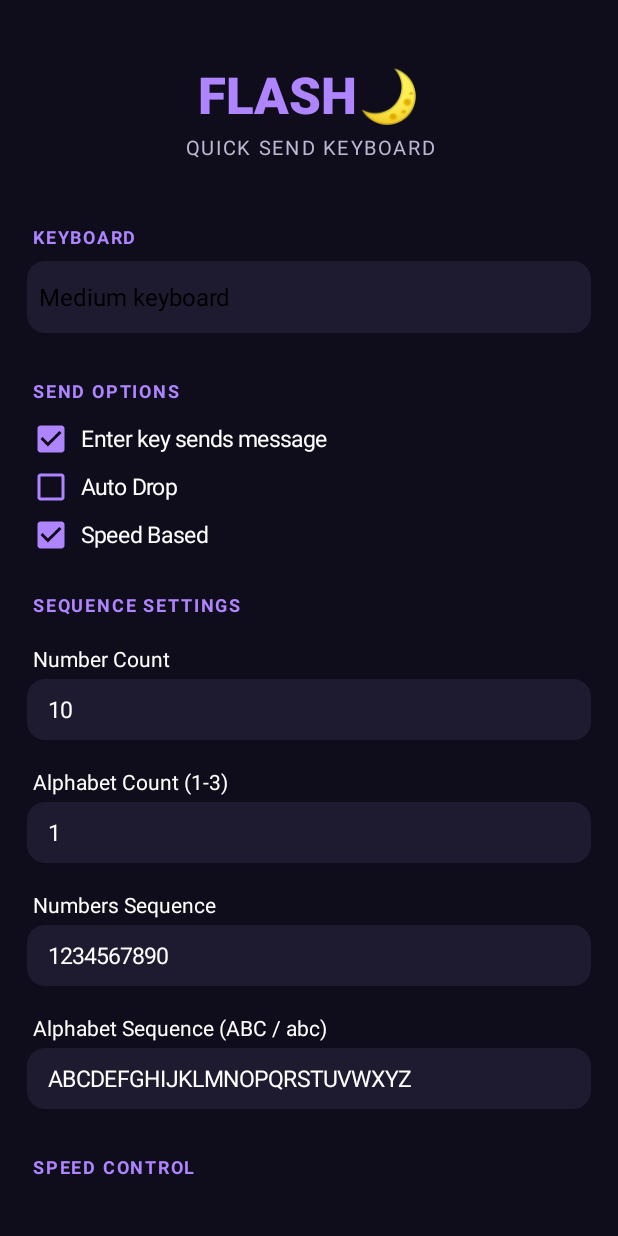
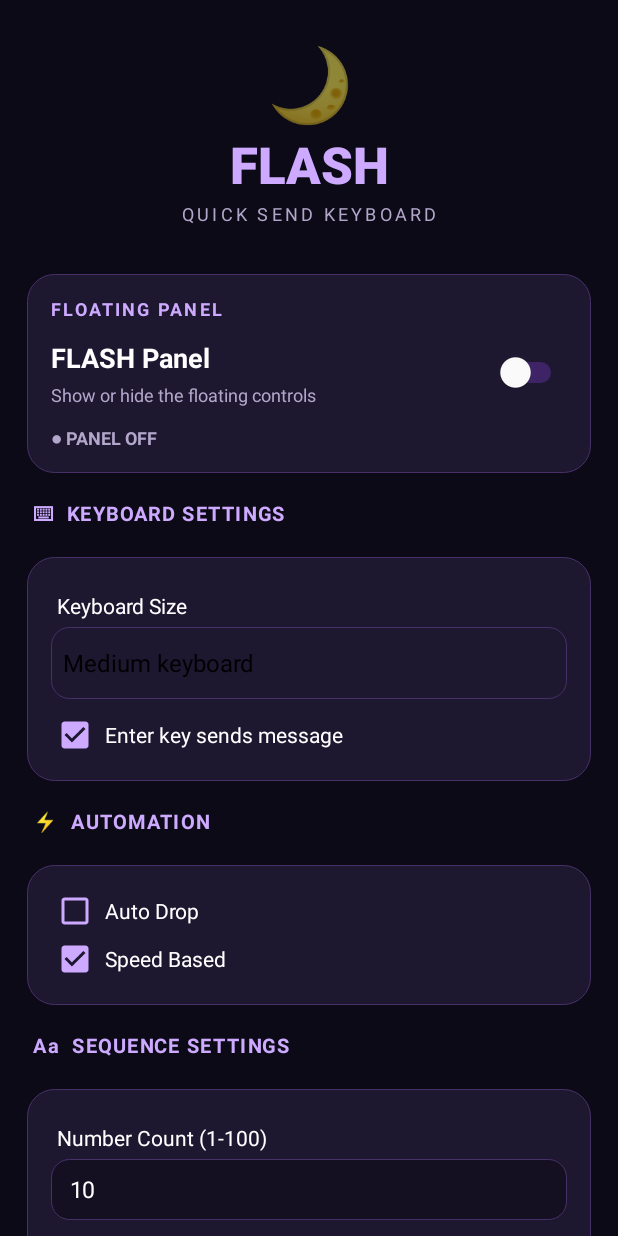
Before and after one commit to ahmixend443084-sketch/myandroidapk1, an Android app: the screen it shows after launch (MainActivity), on a phone screen of 412 x 824 dp. Run offline under Robolectric (Android 15) with nearby library versions, the phone set to English and light mode, and no system bars.

Commit message:
Update MainActivity.kt

```diff
--- a/app/src/main/java/com/example/yallaquicksend/MainActivity.kt
+++ b/app/src/main/java/com/example/yallaquicksend/MainActivity.kt
@@ -20,6 +20,7 @@ import android.widget.EditText
 import android.widget.LinearLayout
 import android.widget.ScrollView
 import android.widget.Spinner
+import android.widget.Switch
 import android.widget.TextView
 import android.widget.Toast
 
@@ -29,65 +30,208 @@ class MainActivity : Activity() {
         getSharedPreferences("settings", Context.MODE_PRIVATE)
     }
 
-    private val bgColor = Color.rgb(15, 13, 27)
-    private val cardColor = Color.rgb(30, 26, 47)
-    private val purple = Color.rgb(174, 132, 255)
+    private val bg = Color.rgb(12, 10, 23)
+    private val card = Color.rgb(29, 23, 48)
+    private val purple = Color.rgb(155, 75, 255)
+    private val lightPurple = Color.rgb(205, 170, 255)
     private val white = Color.WHITE
-    private val muted = Color.rgb(190, 183, 210)
+    private val muted = Color.rgb(178, 167, 202)
 
+    private lateinit var panelSwitch: Switch
     private lateinit var autoDrop: CheckBox
     private lateinit var speedBased: CheckBox
     private lateinit var enterSend: CheckBox
+    private lateinit var keyboardSize: Spinner
     private lateinit var digitCount: EditText
     private lateinit var alphabetCount: EditText
     private lateinit var numberSequence: EditText
     private lateinit var alphabetSequence: EditText
     private lateinit var delay: EditText
-    private lateinit var keyboardSize: Spinner
+
+    private var updatingPanelSwitch = false
 
     override fun onCreate(savedInstanceState: Bundle?) {
         super.onCreate(savedInstanceState)
 
-        val root = LinearLayout(this).apply {
-            orientation = LinearLayout.VERTICAL
-            setPadding(dp(18), dp(12), dp(18), dp(16))
-            setBackgroundColor(bgColor)
-        }
+        window.statusBarColor = bg
+        window.navigationBarColor = bg
+        window.decorView.systemUiVisibility = 0
 
         val scroll = ScrollView(this).apply {
+            setBackgroundColor(bg)
             isFillViewport = true
             clipToPadding = false
         }
 
-        val content = LinearLayout(this).apply {
+        val root = LinearLayout(this).apply {
             orientation = LinearLayout.VERTICAL
-            setPadding(0, dp(8), 0, dp(12))
+            setPadding(dp(18), dp(12), dp(18), dp(24))
         }
 
+        scroll.addView(root)
+        setContentView(scroll)
+
+        // BRAND HEADER
+        val logo = TextView(this).apply {
+            text = "🌙"
+            textSize = 48f
+            gravity = Gravity.CENTER
+            setPadding(0, dp(10), 0, 0)
+        }
+        root.addView(logo)
+
         val title = TextView(this).apply {
-            text = "FLASH🌙"
+            text = "FLASH"
             textSize = 34f
+            gravity = Gravity.CENTER
             typeface = Typeface.create(
                 "sans-serif-black",
                 Typeface.BOLD
             )
-            gravity = Gravity.CENTER
-            setTextColor(purple)
-            setPadding(0, dp(20), 0, dp(4))
+            setTextColor(lightPurple)
         }
-        content.addView(title)
+        root.addView(title)
 
         val subtitle = TextView(this).apply {
             text = "QUICK SEND KEYBOARD"
-            textSize = 13f
-            letterSpacing = 0.12f
+            textSize = 12f
+            letterSpacing = 0.18f
             gravity = Gravity.CENTER
             setTextColor(muted)
-            setPadding(0, 0, 0, dp(20))
+            setPadding(0, dp(2), 0, dp(20))
         }
-        content.addView(subtitle)
+        root.addView(subtitle)
 
-        content.addView(sectionTitle("KEYBOARD"))
+        // PANEL MASTER ON / OFF
+        val panelCard = makeCard()
+        panelCard.orientation = LinearLayout.VERTICAL
+
+        val panelTitle = TextView(this).apply {
+            text = "FLOATING PANEL"
+            textSize = 12f
+            letterSpacing = 0.12f
+            typeface = Typeface.DEFAULT_BOLD
+            setTextColor(lightPurple)
+        }
+        panelCard.addView(panelTitle)
+
+        val panelRow = LinearLayout(this).apply {
+            orientation = LinearLayout.HORIZONTAL
+            gravity = Gravity.CENTER_VERTICAL
+            setPadding(0, dp(12), 0, dp(4))
+        }
+
+        val panelInfo = LinearLayout(this).apply {
+            orientation = LinearLayout.VERTICAL
+        }
+
+        panelInfo.addView(TextView(this).apply {
+            text = "FLASH Panel"
+            textSize = 18f
+            typeface = Typeface.DEFAULT_BOLD
+            setTextColor(white)
+        })
+
+        panelInfo.addView(TextView(this).apply {
+            text = "Show or hide the floating controls"
+            textSize = 12f
+            setTextColor(muted)
+            setPadding(0, dp(4), 0, 0)
+        })
+
+        panelRow.addView(
+            panelInfo,
+            LinearLayout.LayoutParams(0, -2, 1f)
+        )
+
+        panelSwitch = Switch(this).apply {
+            text = ""
+            showText = false
+            isChecked = prefs.getBoolean("panelEnabled", false)
+            thumbTintList = ColorStateList.valueOf(white)
+            trackTintList = ColorStateList.valueOf(purple)
+        }
+        panelRow.addView(panelSwitch)
+        panelCard.addView(panelRow)
+
+        val panelStatus = TextView(this).apply {
+            text = if (panelSwitch.isChecked) {
+                "● PANEL ON"
+            } else {
+                "● PANEL OFF"
+            }
+            textSize = 12f
+            typeface = Typeface.DEFAULT_BOLD
+            setTextColor(
+                if (panelSwitch.isChecked) {
+                    Color.rgb(100, 235, 160)
+                } else {
+                    muted
+                }
+            )
+            setPadding(0, dp(8), 0, 0)
+        }
+        panelCard.addView(panelStatus)
+        root.addView(panelCard, blockParams(dp(12)))
+
+        panelSwitch.setOnCheckedChangeListener { _, enabled ->
+            if (updatingPanelSwitch) return@setOnCheckedChangeListener
+
+            if (enabled) {
+                if (!Settings.canDrawOverlays(this)) {
+                    updatingPanelSwitch = true
+                    panelSwitch.isChecked = false
+                    updatingPanelSwitch = false
+
+                    prefs.edit().putBoolean("panelEnabled", false).apply()
+                    panelStatus.text = "● PANEL OFF"
+                    panelStatus.setTextColor(muted)
+
+                    toast("Pehle floating permission allow karo")
+                    openOverlayPermission()
+                    return@setOnCheckedChangeListener
+                }
+
+                saveSettings(false)
+
+                try {
+                    startService(
+                        Intent(this, ModOverlayService::class.java)
+                    )
+                    prefs.edit().putBoolean("panelEnabled", true).apply()
+                    panelStatus.text = "● PANEL ON"
+                    panelStatus.setTextColor(
+                        Color.rgb(100, 235, 160)
+                    )
+                    toast("FLASH Panel ON")
+                } catch (e: Exception) {
+                    updatingPanelSwitch = true
+                    panelSwitch.isChecked = false
+                    updatingPanelSwitch = false
+                    prefs.edit().putBoolean("panelEnabled", false).apply()
+                    panelStatus.text = "● PANEL OFF"
+                    panelStatus.setTextColor(muted)
+                    toast("Panel start nahi hua: ${e.message}")
+                }
+            } else {
+                // Sirf overlay service band hoti hai.
+                // Keyboard aur saved settings ko touch nahi karte.
+                stopService(
+                    Intent(this, ModOverlayService::class.java)
+                )
+                prefs.edit().putBoolean("panelEnabled", false).apply()
+                panelStatus.text = "● PANEL OFF"
+                panelStatus.setTextColor(muted)
+                toast("Floating panel OFF")
+            }
+        }
+
+        // KEYBOARD SETTINGS
+        root.addView(section("⌨  KEYBOARD SETTINGS"))
+
+        val keyboardCard = makeCard()
+
+        keyboardCard.addView(label("Keyboard Size"))
 
         keyboardSize = Spinner(this).apply {
             adapter = ArrayAdapter(
@@ -107,198 +251,171 @@ class MainActivity : Activity() {
             setSelection(
                 prefs.getInt("keyboardSize", 1).coerceIn(0, 2)
             )
-            background = roundedBackground(cardColor, 12)
+            background = rounded(card, 12)
         }
-
-        content.addView(keyboardSize, fieldLayout())
-
-        content.addView(sectionTitle("SEND OPTIONS"))
+        keyboardCard.addView(keyboardSize, fieldParams())
 
         enterSend = makeCheckBox(
             "Enter key sends message",
             prefs.getBoolean("enterSend", true)
         )
-        content.addView(enterSend)
+        keyboardCard.addView(enterSend)
+
+        root.addView(keyboardCard, blockParams(dp(12)))
+
+        // AUTO DROP OPTIONS
+        root.addView(section("⚡  AUTOMATION"))
+
+        val automationCard = makeCard()
 
         autoDrop = makeCheckBox(
             "Auto Drop",
             prefs.getBoolean("autoDrop", false)
         )
-        content.addView(autoDrop)
+        automationCard.addView(autoDrop)
 
         speedBased = makeCheckBox(
             "Speed Based",
             prefs.getBoolean("speedBased", true)
         )
-        content.addView(speedBased)
+        automationCard.addView(speedBased)
 
-        content.addView(sectionTitle("SEQUENCE SETTINGS"))
+        root.addView(automationCard, blockParams(dp(12)))
 
+        // SEQUENCE SETTINGS
+        root.addView(section("Aa  SEQUENCE SETTINGS"))
+
+        val sequenceCard = makeCard()
+
+        sequenceCard.addView(label("Number Count (1-100)"))
         digitCount = editField(
-            "Number count",
             prefs.getInt("digitCount", 10).toString(),
             false
         )
-        content.addView(label("Number Count"))
-        content.addView(digitCount, fieldLayout())
+        sequenceCard.addView(digitCount, fieldParams())
 
-        // QuickKeyboardService filhal alphabetCount ko 1-3 use karti hai.
+        sequenceCard.addView(label("Alphabet Count (1-3)"))
         alphabetCount = editField(
-            "Alphabet count",
-            prefs.getInt("alphabetCount", 1)
-                .coerceIn(1, 3).toString(),
+            prefs.getInt("alphabetCount", 1).coerceIn(1, 3).toString(),
             false
         )
-        content.addView(label("Alphabet Count (1-3)"))
-        content.addView(alphabetCount, fieldLayout())
+        sequenceCard.addView(alphabetCount, fieldParams())
 
+        sequenceCard.addView(label("Numbers Sequence"))
         numberSequence = editField(
-            "Numbers sequence",
-            prefs.getString(
-                "numberSequence",
-                "1234567890"
-            ) ?: "1234567890",
+            prefs.getString("numberSequence", "1234567890")
+                ?: "1234567890",
             true
         )
-        content.addView(label("Numbers Sequence"))
-        content.addView(numberSequence, fieldLayout())
+        sequenceCard.addView(numberSequence, fieldParams())
 
-        // Capital aur small letters dono manually likh sakte ho.
+        sequenceCard.addView(label("Alphabet Sequence (ABC / abc)"))
         alphabetSequence = editField(
-            "Alphabet sequence",
             prefs.getString(
                 "alphabetSequence",
                 "ABCDEFGHIJKLMNOPQRSTUVWXYZ"
             ) ?: "ABCDEFGHIJKLMNOPQRSTUVWXYZ",
             true
         )
-        content.addView(label("Alphabet Sequence (ABC / abc)"))
-        content.addView(alphabetSequence, fieldLayout())
+        sequenceCard.addView(alphabetSequence, fieldParams())
 
-        content.addView(sectionTitle("SPEED CONTROL"))
+        root.addView(sequenceCard, blockParams(dp(12)))
 
-        // Default delay 0 ms; user 0 bhi save kar sakta hai.
+        // DELAY
+        root.addView(section("◷  SPEED CONTROL"))
+
+        val speedCard = makeCard()
+        speedCard.addView(label("Auto Drop Delay (milliseconds)"))
+
         delay = editField(
-            "Delay in milliseconds",
             prefs.getInt("delay", 0).toString(),
             false
         )
-        content.addView(label("Auto Drop Delay (ms)"))
-        content.addView(delay, fieldLayout())
+        speedCard.addView(delay, fieldParams())
 
-        val delayInfo = TextView(this).apply {
-            text = "0 ms = no intentional waiting. " +
-                "Delay sirf Auto Drop ke sending process par apply hota hai."
+        speedCard.addView(TextView(this).apply {
+            text = "0 ms = no intentional waiting. Delay Auto Drop sending par apply hota hai."
             textSize = 12f
             setTextColor(muted)
-            setPadding(dp(4), 0, dp(4), dp(8))
-        }
-        content.addView(delayInfo)
+            setPadding(dp(4), dp(4), dp(4), dp(6))
+        })
 
-        content.addView(
+        root.addView(speedCard, blockParams(dp(12)))
+
+        // ACTION BUTTONS
+        root.addView(section("⚙  QUICK ACTIONS"))
+
+        root.addView(
             makeButton("SAVE SETTINGS", true) {
                 saveSettings()
             },
-            buttonLayout()
+            blockParams(dp(8))
         )
 
-        content.addView(
+        root.addView(
             makeButton("ENABLE FLASH KEYBOARD") {
                 openSettings(Settings.ACTION_INPUT_METHOD_SETTINGS)
             },
-            buttonLayout()
+            blockParams(dp(8))
         )
 
-        content.addView(
+        root.addView(
             makeButton("CHOOSE FLASH KEYBOARD") {
                 try {
-                    val imm = getSystemService(
+                    val manager = getSystemService(
                         Context.INPUT_METHOD_SERVICE
                     ) as InputMethodManager
-
-                    imm.showInputMethodPicker()
+                    manager.showInputMethodPicker()
                 } catch (e: Exception) {
                     toast("Keyboard picker open nahi ho saka")
                 }
             },
-            buttonLayout()
+            blockParams(dp(8))
         )
 
-        content.addView(
-            makeButton("ALLOW FLOATING PANEL") {
+        root.addView(
+            makeButton("ALLOW FLOATING PERMISSION") {
                 if (!Settings.canDrawOverlays(this)) {
                     openOverlayPermission()
                 } else {
-                    toast("Floating permission pehle se allowed hai")
+                    toast("Floating permission already allowed")
                 }
             },
-            buttonLayout()
+            blockParams(dp(8))
         )
 
-        content.addView(
-            makeButton("START FLOATING PANEL", true) {
-                saveSettings(showToast = false)
-
-                if (Settings.canDrawOverlays(this)) {
-                    try {
-                        startService(
-                            Intent(
-                                this,
-                                ModOverlayService::class.java
-                            )
-                        )
-                        toast("FLASH panel start request bhej di")
-                    } catch (e: Exception) {
-                        toast("Panel start nahi hua: ${e.message}")
-                    }
-                } else {
-                    toast("Pehle floating permission allow karo")
-                    openOverlayPermission()
-                }
+        root.addView(
+            makeButton("ACCESSIBILITY SETTINGS") {
+                openSettings(Settings.ACTION_ACCESSIBILITY_SETTINGS)
             },
-            buttonLayout()
+            blockParams(dp(8))
         )
 
-        content.addView(
-            makeButton("ACCESSIBILITY SETTINGS") {
-                openSettings(
-                    Settings.ACTION_ACCESSIBILITY_SETTINGS
-                )
-            },
-            buttonLayout()
-        )
-
-        val footer = TextView(this).apply {
+        root.addView(TextView(this).apply {
             text = "FLASH🌙  •  Quick Send Tools"
             textSize = 12f
             gravity = Gravity.CENTER
             setTextColor(muted)
-            setPadding(0, dp(22), 0, dp(8))
-        }
-        content.addView(footer)
-
-        scroll.addView(content)
-
-        root.addView(
-            scroll,
-            LinearLayout.LayoutParams(
-                LinearLayout.LayoutParams.MATCH_PARENT,
-                0,
-                1f
-            )
-        )
-
-        setContentView(root)
+            setPadding(0, dp(24), 0, dp(8))
+        })
     }
 
-    private fun sectionTitle(value: String): TextView {
+    private fun makeCard(): LinearLayout {
+        return LinearLayout(this).apply {
+            orientation = LinearLayout.VERTICAL
+            setPadding(dp(16), dp(15), dp(16), dp(15))
+            background = rounded(card, 18)
+        }
+    }
+
+    private fun section(value: String): TextView {
         return TextView(this).apply {
             text = value
-            textSize = 12f
-            letterSpacing = 0.1f
+            textSize = 13f
+            letterSpacing = 0.08f
             typeface = Typeface.DEFAULT_BOLD
-            setTextColor(purple)
-            setPadding(dp(4), dp(22), dp(4), dp(8))
+            setTextColor(lightPurple)
+            setPadding(dp(4), dp(18), dp(4), dp(8))
         }
     }
 
@@ -307,90 +424,82 @@ class MainActivity : Activity() {
             text = value
             textSize = 14f
             setTextColor(white)
-            setPadding(dp(4), dp(10), dp(4), dp(4))
+            setPadding(dp(4), dp(8), dp(4), dp(5))
         }
     }
 
     private fun makeCheckBox(
-        textValue: String,
+        value: String,
         checked: Boolean
     ): CheckBox {
         return CheckBox(this).apply {
-            text = textValue
-            textSize = 15f
+            text = value
+            textSize = 14f
             setTextColor(white)
-            buttonTintList = ColorStateList.valueOf(purple)
             isChecked = checked
+            buttonTintList = ColorStateList.valueOf(lightPurple)
             setPadding(dp(4), dp(5), dp(4), dp(5))
         }
     }
 
     private fun editField(
-        hintText: String,
-        initialValue: String,
+        initial: String,
         allowText: Boolean
     ): EditText {
         return EditText(this).apply {
-            hint = hintText
+            setText(initial)
             setSingleLine(true)
-            setText(initialValue)
             textSize = 15f
             setTextColor(white)
             setHintTextColor(muted)
-            setPadding(dp(14), dp(10), dp(14), dp(10))
-            background = roundedBackground(cardColor, 12)
+            setPadding(dp(13), dp(10), dp(13), dp(10))
+            background = rounded(
+                Color.rgb(20, 16, 34),
+                12
+            )
 
-            if (!allowText) {
-                inputType =
-                    android.text.InputType.TYPE_CLASS_NUMBER
+            inputType = if (allowText) {
+                android.text.InputType.TYPE_CLASS_TEXT or
+                    android.text.InputType.TYPE_TEXT_FLAG_NO_SUGGESTIONS
             } else {
-                // Capital-only transformation hata di gayi hai.
-                // ABC aur abc dono enter kiye ja sakte hain.
-                inputType =
-                    android.text.InputType.TYPE_CLASS_TEXT or
-                    android.text.InputType.TYPE_TEXT_FLAG_NO_SUGGESTIONS
+                android.text.InputType.TYPE_CLASS_NUMBER
             }
         }
     }
 
     private fun makeButton(
-        textValue: String,
+        value: String,
         highlighted: Boolean = false,
         action: () -> Unit
     ): Button {
         return Button(this).apply {
-            text = textValue
+            text = value
             isAllCaps = false
-            textSize = 14f
+            textSize = 13f
             typeface = Typeface.DEFAULT_BOLD
-            setTextColor(if (highlighted) white else purple)
-
-            background = roundedBackground(
-                if (highlighted) {
-                    Color.rgb(105, 66, 190)
-                } else {
-                    cardColor
-                },
+            setTextColor(white)
+            background = rounded(
+                if (highlighted) purple else card,
                 14
             )
-
-            setPadding(dp(12), dp(8), dp(12), dp(8))
+            setPadding(dp(12), dp(10), dp(12), dp(10))
             stateListAnimator = null
             setOnClickListener { action() }
         }
     }
 
-    private fun roundedBackground(
+    private fun rounded(
         color: Int,
         radiusDp: Int
     ): GradientDrawable {
         return GradientDrawable().apply {
             setColor(color)
             cornerRadius = dp(radiusDp).toFloat()
+            setStroke(dp(1), Color.rgb(72, 49, 105))
         }
     }
 
-    private fun fieldLayout(): LinearLayout.LayoutParams {
+    private fun fieldParams(): LinearLayout.LayoutParams {
         return LinearLayout.LayoutParams(
             LinearLayout.LayoutParams.MATCH_PARENT,
             LinearLayout.LayoutParams.WRAP_CONTENT
@@ -399,13 +508,14 @@ class MainActivity : Activity() {
         }
     }
 
-    private fun buttonLayout(): LinearLayout.LayoutParams {
+    private fun blockParams(
+        topMargin: Int = 0
+    ): LinearLayout.LayoutParams {
         return LinearLayout.LayoutParams(
             LinearLayout.LayoutParams.MATCH_PARENT,
             LinearLayout.LayoutParams.WRAP_CONTENT
         ).apply {
-            topMargin = dp(6)
-            bottomMargin = dp(4)
+            this.topMargin = topMargin
         }
     }
 
@@ -419,11 +529,11 @@ class MainActivity : Activity() {
         val delayMs = delay.text.toString()
             .toIntOrNull()?.coerceIn(0, 60000) ?: 0
 
-        val alphabetText = alphabetSequence.text.toString()
+        val numbers = numberSequence.text.toString()
+            .ifBlank { "1234567890" }
+
+        val alphabets = alphabetSequence.text.toString()
             .ifBlank { "ABCDEFGHIJKLMNOPQRSTUVWXYZ" }
-
-        val numberText = numberSequence.text.toString()
-            .ifBlank { "1234567890" }
 
         prefs.edit()
             .putBoolean("enterSend", enterSend.isChecked)
@@ -435,8 +545,8 @@ class MainActivity : Activity() {
             )
             .putInt("digitCount", digits)
             .putInt("alphabetCount", letters)
-            .putString("numberSequence", numberText)
-            .putString("alphabetSequence", alphabetText)
+            .putString("numberSequence", numbers)
+            .putString("alphabetSequence", alphabets)
             .putInt("delay", delayMs)
             .apply()
 
@@ -447,11 +557,12 @@ class MainActivity : Activity() {
 
     private fun openOverlayPermission() {
         try {
-            val intent = Intent(
-                Settings.ACTION_MANAGE_OVERLAY_PERMISSION,
-                Uri.parse("package:$packageName")
+            startActivity(
+                Intent(
+                    Settings.ACTION_MANAGE_OVERLAY_PERMISSION,
+                    Uri.parse("package:$packageName")
+                )
             )
-            startActivity(intent)
         } catch (e: Exception) {
             toast("Overlay settings open nahi ho sakin")
         }
```
